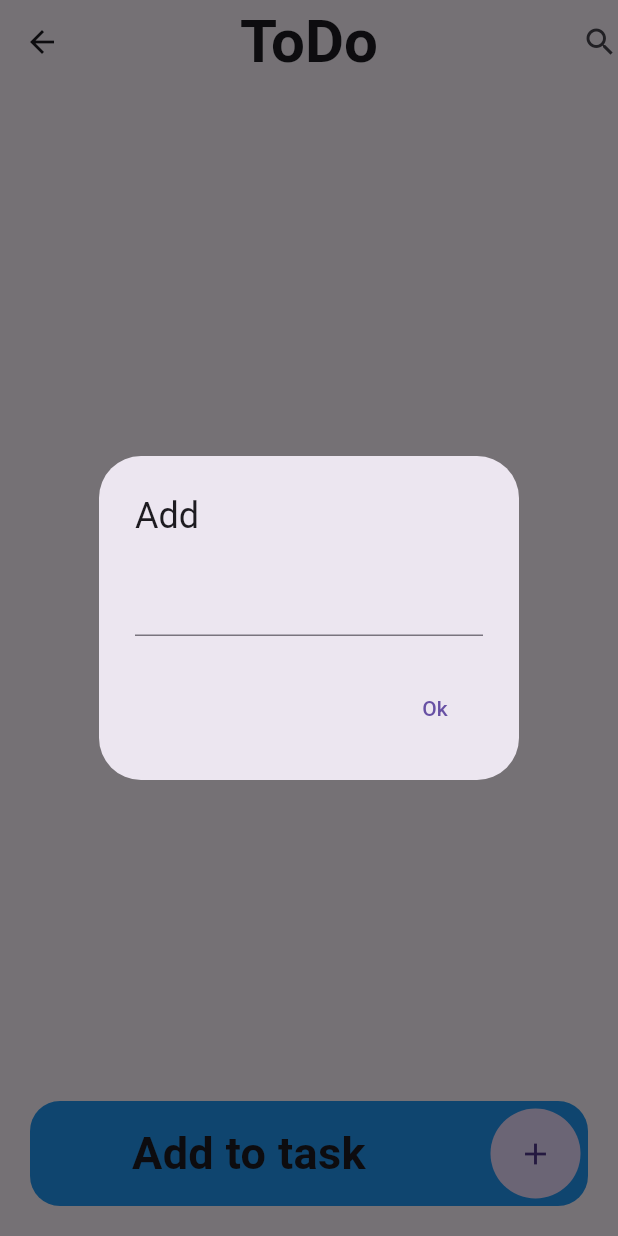
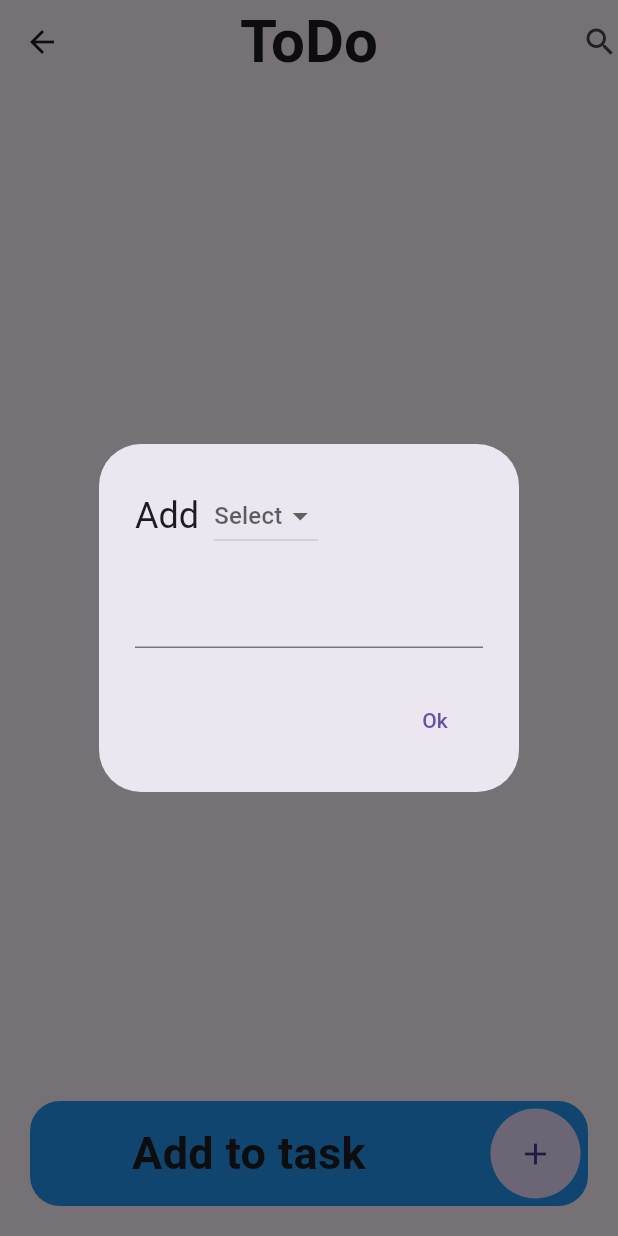
Before and after one commit to Arjun13k/todo_app, a Flutter app: the screen it shows after launch, after a tap on the "add" icon, on a phone screen of 412 x 824 dp. Run offline on Flutter 3.47's test engine with Material 3 defaults, Android fonts, the phone set to English and light mode, and no system bars; our stand-ins replace hive_flutter; accounts and stored records are empty.

Commit message:
dropdown

```diff
--- a/lib/view/homescreen/homescreen.dart
+++ b/lib/view/homescreen/homescreen.dart
@@ -13,6 +13,8 @@ class HomeScreen extends StatefulWidget {
 class _HomeScreenState extends State<HomeScreen> {
   TextEditingController addcobtroller = TextEditingController();
   var formKey = GlobalKey<FormState>();
+  String? dropDownValue;
+  List<String> category = ["Home", "Work"];
   @override
   void initState() {
     TodoController.initKey();
@@ -42,6 +44,7 @@ class _HomeScreenState extends State<HomeScreen> {
                 child: ListView.separated(
                     shrinkWrap: true,
                     itemBuilder: (context, index) => Listview(
+                          category: dropDownValue,
                           todoitemKey: TodoController.todolistKey[index],
                           onDelete: () async {
                             await TodoController.deleteData(
@@ -81,8 +84,43 @@ class _HomeScreenState extends State<HomeScreen> {
                             addcobtroller.clear();
                             showDialog(
                                 context: context,
-                              builder: (context) => AlertDialog(
-                                title: Text("Add"),
+                                builder: (context) => StatefulBuilder(
+                                      builder: (context, alertSetState) =>
+                                          AlertDialog(
+                                        title: Row(
+                                          children: [
+                                            Text("Add"),
+                                            SizedBox(
+                                              width: 10,
+                                            ),
+                                            DropdownButton(
+                                              hint: Text("Select"),
+                                              value: dropDownValue,
+                                              items: [
+                                                DropdownMenuItem(
+                                                  child: Text("Home"),
+                                                  value: "Home",
+                                                ),
+                                                DropdownMenuItem(
+                                                  child: Text("Work"),
+                                                  value: "Work",
+                                                ),
+                                              ]
+                                              //  category
+                                              //     .map((e) => DropdownMenuItem(
+                                              //           child: Text(e),
+                                              //           value: e,
+                                              //         ))
+                                              // .toList()
+                                              ,
+                                              onChanged: (value) {
+                                                alertSetState(() {
+                                                  dropDownValue = value;
+                                                });
+                                              },
+                                            )
+                                          ],
+                                        ),
                                         content: Form(
                                           key: formKey,
                                           child: TextFormField(
@@ -92,10 +130,12 @@ class _HomeScreenState extends State<HomeScreen> {
                                         actions: [
                                           TextButton(
                                               onPressed: () async {
-                                        if (formKey.currentState!.validate()) {
+                                                if (formKey.currentState!
+                                                    .validate()) {
                                                   await TodoController.addData(
                                                       TodoModel(
-                                                  title: addcobtroller.text,
+                                                          title: addcobtroller
+                                                              .text,
                                                           completed: false));
                                                   setState(() {});
                                                   Navigator.pop(context);
@@ -104,7 +144,7 @@ class _HomeScreenState extends State<HomeScreen> {
                                               child: Text("Ok"))
                                         ],
                                       ),
-                            );
+                                    ));
                           },
                           icon: Icon(Icons.add)),
                     ),
```
Also changed, not shown: lib/view/listview/listview.dart (+10 -2 lines). Lines whose indentation alone changed are shown as unchanged.
